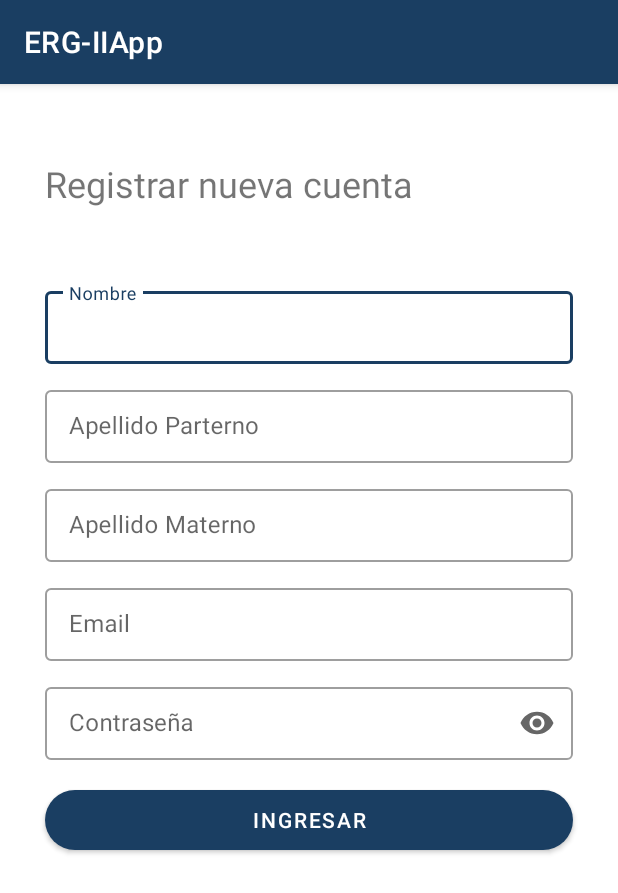
After one commit to AsaelRddz/ERG-II, an Android app: the RegisterActivity screen opened directly, with no data from a screen before it, on a phone screen of 412 x 824 dp. The commit adds this screen. Shown: the top 893 px of the screen. Run offline under Robolectric (Android 15) with nearby library versions, the phone set to English and light mode, and no system bars.

Commit message:
Binding y vista register

```diff
--- /dev/null
+++ b/app/src/main/java/com/erg_iiapp/view/RegisterActivity.kt
@@ -0,0 +1,19 @@
+package com.erg_iiapp.view
+
+import androidx.appcompat.app.AppCompatActivity
+import android.os.Bundle
+import com.erg_iiapp.R
+import com.erg_iiapp.databinding.ActivityLoginBinding
+import com.erg_iiapp.databinding.ActivityRegisterBinding
+
+class RegisterActivity : AppCompatActivity() {
+    lateinit var binding: ActivityRegisterBinding
+
+    override fun onCreate(savedInstanceState: Bundle?) {
+        super.onCreate(savedInstanceState)
+        binding = ActivityRegisterBinding.inflate(layoutInflater)
+        setContentView(binding.root)
+
+
+    }
+}
--- /dev/null
+++ b/app/src/main/res/layout/activity_register.xml
@@ -0,0 +1,130 @@
+<?xml version="1.0" encoding="utf-8"?>
+<androidx.constraintlayout.widget.ConstraintLayout xmlns:android="http://schemas.android.com/apk/res/android"
+    xmlns:app="http://schemas.android.com/apk/res-auto"
+    xmlns:tools="http://schemas.android.com/tools"
+    android:layout_width="match_parent"
+    android:layout_height="match_parent"
+    tools:context=".view.RegisterActivity">
+
+    <TextView
+        android:id="@+id/textView2"
+        android:layout_width="wrap_content"
+        android:layout_height="wrap_content"
+        android:layout_marginStart="30dp"
+        android:layout_marginTop="50dp"
+        android:text="@string/registrar_nueva_cuenta"
+        android:textSize="24sp"
+        app:layout_constraintStart_toStartOf="parent"
+        app:layout_constraintTop_toTopOf="parent" />
+
+    <com.google.android.material.textfield.TextInputLayout
+        android:id="@+id/tilNombre"
+        style="@style/Widget.MaterialComponents.TextInputLayout.OutlinedBox.Dense"
+        android:layout_width="match_parent"
+        android:layout_height="wrap_content"
+        android:layout_marginStart="30dp"
+        android:layout_marginTop="50dp"
+        android:layout_marginEnd="30dp"
+        android:hint="@string/nombre"
+        app:endIconMode="clear_text"
+        app:layout_constraintEnd_toEndOf="parent"
+        app:layout_constraintStart_toStartOf="parent"
+        app:layout_constraintTop_toBottomOf="@+id/textView2">
+
+        <com.google.android.material.textfield.TextInputEditText
+            android:id="@+id/etNombre"
+            android:layout_width="match_parent"
+            android:layout_height="wrap_content"
+            android:inputType="text" />
+    </com.google.android.material.textfield.TextInputLayout>
+
+    <com.google.android.material.textfield.TextInputLayout
+        android:id="@+id/tilApellidoP"
+        style="@style/Widget.MaterialComponents.TextInputLayout.OutlinedBox.Dense"
+        android:layout_width="0dp"
+        android:layout_height="wrap_content"
+        android:layout_marginTop="12dp"
+        android:hint="@string/apellido_parterno"
+        app:endIconMode="clear_text"
+        app:layout_constraintEnd_toEndOf="@+id/tilNombre"
+        app:layout_constraintStart_toStartOf="@+id/tilNombre"
+        app:layout_constraintTop_toBottomOf="@+id/tilNombre">
+
+        <com.google.android.material.textfield.TextInputEditText
+            android:id="@+id/etApellidoP"
+            android:layout_width="match_parent"
+            android:layout_height="wrap_content"
+            android:inputType="text" />
+    </com.google.android.material.textfield.TextInputLayout>
+
+    <com.google.android.material.textfield.TextInputLayout
+        android:id="@+id/tilApellidoM"
+        style="@style/Widget.MaterialComponents.TextInputLayout.OutlinedBox.Dense"
+        android:layout_width="0dp"
+        android:layout_height="wrap_content"
+        android:hint="@string/apellido_materno"
+        app:endIconMode="clear_text"
+        android:layout_marginTop="12dp"
+        app:layout_constraintEnd_toEndOf="@+id/tilApellidoP"
+        app:layout_constraintStart_toStartOf="@+id/tilApellidoP"
+        app:layout_constraintTop_toBottomOf="@+id/tilApellidoP">
+
+        <com.google.android.material.textfield.TextInputEditText
+            android:id="@+id/etApellidoM"
+            android:layout_width="match_parent"
+            android:layout_height="wrap_content"
+            android:inputType="text" />
+    </com.google.android.material.textfield.TextInputLayout>
+
+    <com.google.android.material.textfield.TextInputLayout
+        android:id="@+id/tilEmail"
+        style="@style/Widget.MaterialComponents.TextInputLayout.OutlinedBox.Dense"
+        android:layout_width="0dp"
+        android:layout_height="wrap_content"
+        android:hint="@string/email"
+        app:endIconMode="clear_text"
+        android:layout_marginTop="12dp"
+        app:layout_constraintEnd_toEndOf="@+id/tilApellidoM"
+        app:layout_constraintStart_toStartOf="@+id/tilApellidoM"
+        app:layout_constraintTop_toBottomOf="@+id/tilApellidoM">
+
+        <com.google.android.material.textfield.TextInputEditText
+            android:id="@+id/etEmail"
+            android:layout_width="match_parent"
+            android:layout_height="wrap_content"
+            android:inputType="textEmailAddress" />
+    </com.google.android.material.textfield.TextInputLayout>
+
+    <com.google.android.material.textfield.TextInputLayout
+        android:id="@+id/tilPassword"
+        style="@style/Widget.MaterialComponents.TextInputLayout.OutlinedBox.Dense"
+        android:layout_width="0dp"
+        android:layout_height="wrap_content"
+        android:hint="@string/password"
+        app:endIconMode="password_toggle"
+        android:layout_marginTop="12dp"
+        app:layout_constraintEnd_toEndOf="@+id/tilEmail"
+        app:layout_constraintStart_toStartOf="@+id/tilEmail"
+        app:layout_constraintTop_toBottomOf="@+id/tilEmail">
+
+        <com.google.android.material.textfield.TextInputEditText
+            android:id="@+id/etPassword"
+            android:layout_width="match_parent"
+            android:layout_height="wrap_content"
+            android:inputType="textPassword" />
+    </com.google.android.material.textfield.TextInputLayout>
+
+    <Button
+        android:id="@+id/btnLogIn"
+        android:layout_width="0dp"
+        android:layout_height="40dp"
+        android:layout_marginTop="20dp"
+        android:background="@drawable/btn_round_corner"
+        android:text="@string/ingresar"
+        android:textSize="14sp"
+        app:layout_constraintEnd_toEndOf="@+id/tilPassword"
+        app:layout_constraintStart_toStartOf="@+id/tilPassword"
+        app:layout_constraintTop_toBottomOf="@+id/tilPassword" />
+
+
+</androidx.constraintlayout.widget.ConstraintLayout>
--- a/app/src/main/res/values/strings.xml
+++ b/app/src/main/res/values/strings.xml
@@ -1,3 +1,12 @@
 <resources>
     <string name="app_name">ERG-IIApp</string>
+    <string name="email">Email</string>
+    <string name="password">Contraseña</string>
+    <string name="ingresar">Ingresar</string>
+    <string name="registrarse">Registrarse</string>
+    <string name="bienvenido">¡Bienvenido!</string>
+    <string name="registrar_nueva_cuenta">Registrar nueva cuenta</string>
+    <string name="nombre">Nombre</string>
+    <string name="apellido_materno">Apellido Materno</string>
+    <string name="apellido_parterno">Apellido Parterno</string>
 </resources>
```
Also changed, not shown: app/src/main/AndroidManifest.xml (+8 -0 lines), app/src/main/java/com/erg_iiapp/MainActivity.kt (+8 -1 lines), app/src/main/java/com/erg_iiapp/view/LoginActivity.kt (+12 -1 lines), app/src/main/res/layout/activity_login.xml (+23 -22 lines).
